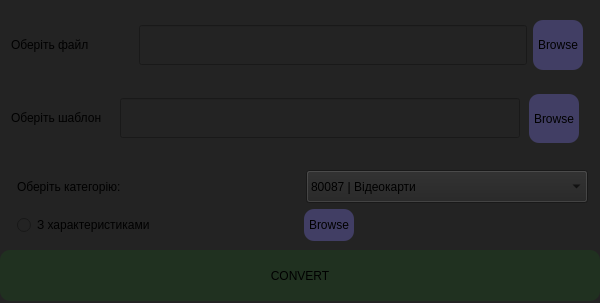
The window that untitled.ui (z1ker/mapping_excel) describes before a commit, drawn with Qt 5.
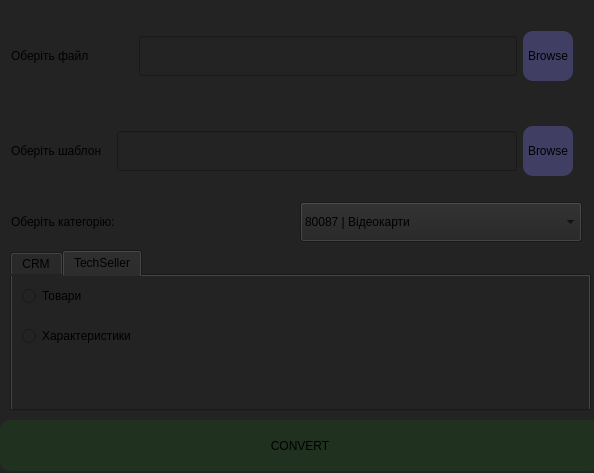
The same window after the commit. Icons and pictures are not drawn.

What changed in the file:
```diff
--- a/untitled.ui
+++ b/untitled.ui
@@ -9,8 +9,8 @@
    <rect>
     <x>0</x>
     <y>0</y>
-    <width>600</width>
-    <height>303</height>
+    <width>594</width>
+    <height>473</height>
    </rect>
   </property>
   <property name="sizePolicy">
@@ -39,7 +39,7 @@
     <property name="geometry">
      <rect>
       <x>0</x>
-      <y>250</y>
+      <y>420</y>
       <width>600</width>
       <height>51</height>
      </rect>
@@ -54,15 +54,95 @@
      <string>CONVERT</string>
     </property>
    </widget>
+   <widget class="QTabWidget" name="tabWidget">
+    <property name="geometry">
+     <rect>
+      <x>10</x>
+      <y>250</y>
+      <width>581</width>
+      <height>161</height>
+     </rect>
+    </property>
+    <property name="currentIndex">
+     <number>1</number>
+    </property>
+    <widget class="QWidget" name="tab">
+     <attribute name="title">
+      <string>CRM</string>
+     </attribute>
+     <widget class="QRadioButton" name="crm_radiobutton_2">
+      <property name="geometry">
+       <rect>
+        <x>10</x>
+        <y>50</y>
+        <width>241</width>
+        <height>20</height>
+       </rect>
+      </property>
+      <property name="toolTip">
+       <string>&lt;html&gt;&lt;head/&gt;&lt;body&gt;&lt;p&gt;оновлений шаблон в старий шаблон (не експорти)&lt;/p&gt;&lt;p&gt;&lt;br/&gt;&lt;/p&gt;&lt;/body&gt;&lt;/html&gt;</string>
+      </property>
+      <property name="text">
+       <string>Об'єднання характеристик</string>
+      </property>
+     </widget>
+     <widget class="QRadioButton" name="crm_radiobutton_1">
+      <property name="geometry">
+       <rect>
+        <x>10</x>
+        <y>10</y>
+        <width>78</width>
+        <height>22</height>
+       </rect>
+      </property>
+      <property name="text">
+       <string>Товари</string>
+      </property>
+     </widget>
+    </widget>
+    <widget class="QWidget" name="tab_2">
+     <attribute name="title">
+      <string>TechSeller</string>
+     </attribute>
+     <widget class="QRadioButton" name="tech_radiobutton_1">
+      <property name="geometry">
+       <rect>
+        <x>10</x>
+        <y>10</y>
+        <width>92</width>
+        <height>20</height>
+       </rect>
+      </property>
+      <property name="text">
+       <string>Товари</string>
+      </property>
+     </widget>
+     <widget class="QRadioButton" name="tech_radiobutton_2">
+      <property name="geometry">
+       <rect>
+        <x>10</x>
+        <y>50</y>
+        <width>191</width>
+        <height>20</height>
+       </rect>
+      </property>
+      <property name="text">
+       <string>Характеристики</string>
+      </property>
+     </widget>
+    </widget>
+   </widget>
    <widget class="QWidget" name="">
     <property name="geometry">
      <rect>
       <x>11</x>
       <y>11</y>
-      <width>581</width>
-      <height>141</height>
+      <width>571</width>
+      <height>231</height>
      </rect>
     </property>
+    <layout class="QVBoxLayout" name="verticalLayout_2">
+     <item>
     <layout class="QVBoxLayout" name="verticalLayout">
      <item>
       <layout class="QHBoxLayout" name="horizontalLayout">
@@ -228,17 +308,7 @@
       </layout>
      </item>
     </layout>
-   </widget>
-   <widget class="QWidget" name="">
-    <property name="geometry">
-     <rect>
-      <x>17</x>
-      <y>170</y>
-      <width>571</width>
-      <height>71</height>
-     </rect>
-    </property>
-    <layout class="QVBoxLayout" name="verticalLayout_2">
+     </item>
      <item>
       <layout class="QHBoxLayout" name="horizontalLayout_6">
        <item>
@@ -287,58 +357,6 @@
        </item>
       </layout>
      </item>
-     <item>
-      <layout class="QHBoxLayout" name="horizontalLayout_5">
-       <item>
-        <widget class="QRadioButton" name="radioButton">
-         <property name="minimumSize">
-          <size>
-           <width>281</width>
-           <height>0</height>
-          </size>
-         </property>
-         <property name="text">
-          <string>З характеристиками</string>
-         </property>
-        </widget>
-       </item>
-       <item>
-        <widget class="QPushButton" name="pushButtonBrowse_3">
-         <property name="enabled">
-          <bool>true</bool>
-         </property>
-         <property name="sizePolicy">
-          <sizepolicy hsizetype="MinimumExpanding" vsizetype="Expanding">
-           <horstretch>0</horstretch>
-           <verstretch>0</verstretch>
-          </sizepolicy>
-         </property>
-         <property name="maximumSize">
-          <size>
-           <width>50</width>
-           <height>50</height>
-          </size>
-         </property>
-         <property name="styleSheet">
-          <string notr="true">background-color: rgba(133, 125, 250, 0.3);
-border-radius: 10px;
-qproperty-alignment: AlignCenter;
-font: 500 8pt &quot;Roboto&quot;;</string>
-         </property>
-         <property name="text">
-          <string>Browse</string>
-         </property>
-        </widget>
-       </item>
-       <item>
-        <widget class="QLabel" name="label_4">
-         <property name="text">
-          <string/>
-         </property>
-        </widget>
-       </item>
-      </layout>
-     </item>
     </layout>
    </widget>
   </widget>
```
Left out of the diff: 25 changed lines with no effect on the pictures. Lines whose indentation alone changed are shown as unchanged.
